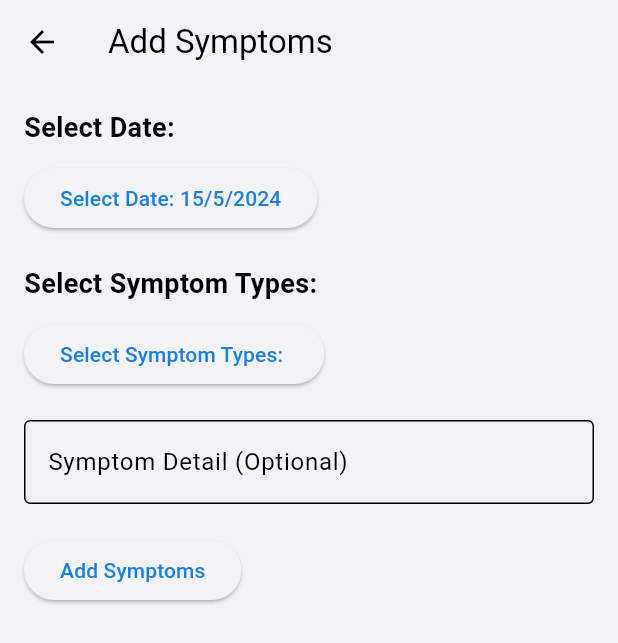
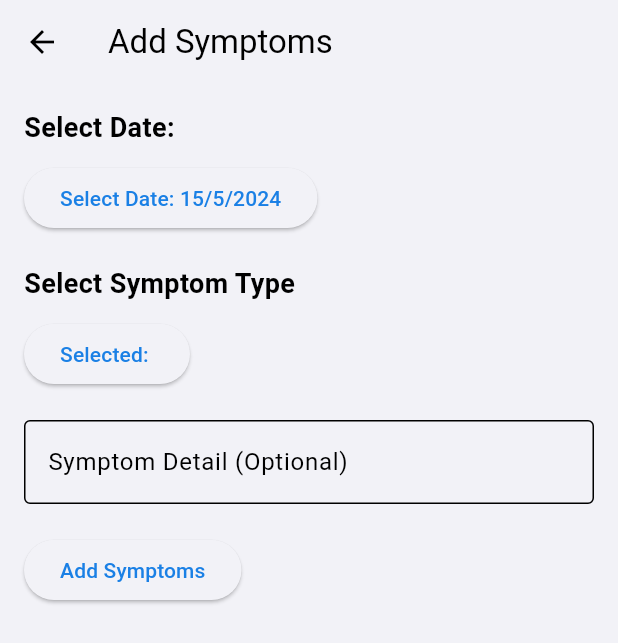
Before and after one commit to KeremTamirci/ImmunotherapyApp, a Flutter app: the AddSymptomsPage screen opened directly, on a phone screen of 412 x 824 dp. Shown: the top 643 px of the screen. Run offline on Flutter 3.47's test engine with Material 3 defaults, Android fonts, the phone set to English and light mode, and no system bars; our stand-ins replace cloud_firestore, firebase_auth, firebase_core, firebase_messaging, fl_chart, flutter_local_notifications and 1 more; missing offline and left inert: flutter_material_pickers; accounts and stored records are empty; generated files the repository leaves out were written again.

Commit message:
Symptom page translations

```diff
--- a/immunotheraphy_app/lib/l10n/app_en.arb
+++ b/immunotheraphy_app/lib/l10n/app_en.arb
@@ -69,7 +69,10 @@
     "kalbinCokHizliAtimlari": "Rapid Heartbeat",
     "tansiyonDusmesi": "Hypotension",
     "bayginlikHissi": "Feeling Faint",
-    "bayilma": "Fainting"
+    "bayilma": "Fainting",
+    "addSymptoms": "Add Symptoms",
+    "symptomDetail": "Symptom Detail (Optional)",
+    "selected": "Selected"
 
 
  }
--- a/immunotheraphy_app/lib/l10n/app_tr.arb
+++ b/immunotheraphy_app/lib/l10n/app_tr.arb
@@ -57,7 +57,10 @@
     "kalbinCokHizliAtimlari": "Kalbin çok hızlı atımları",
     "tansiyonDusmesi": "Tansiyon düşmesi",
     "bayginlikHissi": "Baygınlık hissi",
-    "bayilma": "Bayılma"
+    "bayilma": "Bayılma",
+    "addSymptoms": "Semptomları Ekle",
+    "symptomDetail": "Semptom Detayı (Opsiyonel)",
+    "selected": "Semptomlar"
 
 
 
--- a/immunotheraphy_app/lib/patient/screens/add_symptom_page.dart
+++ b/immunotheraphy_app/lib/patient/screens/add_symptom_page.dart
@@ -2,6 +2,8 @@
 import 'package:flutter_material_pickers/flutter_material_pickers.dart';
 import 'package:firebase_auth/firebase_auth.dart';
 import 'package:immunotheraphy_app/patient/utils/database_controller.dart';
+import 'package:flutter_gen/gen_l10n/app_localizations.dart';
+
 
 class AddSymptomsPage extends StatefulWidget {
   const AddSymptomsPage({Key? key}) : super(key: key);
@@ -50,12 +52,30 @@
   }
 
   Future<void> _showSymptomTypePicker() async {
-    List<String> allSymptomTypes = ['Fever', 'Cough', 'Headache', 'Fatigue', 'Other'];
+    List<String> allSymptomTypes = [
+  AppLocalizations.of(context)!.urtiker,
+  AppLocalizations.of(context)!.anjiyoOdem,
+  AppLocalizations.of(context)!.kasinti,
+  AppLocalizations.of(context)!.kizariklik,
+  AppLocalizations.of(context)!.burunAkitmasi,
+  AppLocalizations.of(context)!.hapsirik,
+  AppLocalizations.of(context)!.oksuruk,
+  AppLocalizations.of(context)!.hirilti,
+  AppLocalizations.of(context)!.nefesDarligi,
+  AppLocalizations.of(context)!.gogusAgri,
+  AppLocalizations.of(context)!.karinAgri,
+  AppLocalizations.of(context)!.kusma,
+  AppLocalizations.of(context)!.ishal,
+  AppLocalizations.of(context)!.kalbinCokHizliAtimlari,
+  AppLocalizations.of(context)!.tansiyonDusmesi,
+  AppLocalizations.of(context)!.bayginlikHissi,
+  AppLocalizations.of(context)!.bayilma,
+];
 
     await showMaterialCheckboxPicker(
       context: context,
       items: allSymptomTypes,
-      title: "Semptomlarınızı Seçin",
+      title: AppLocalizations.of(context)!.selectSymptomType,
       selectedItems: _selectedSymptomTypes,
       onChanged: (List<String> value) {
         setState(() {
@@ -111,7 +131,7 @@
   Widget build(BuildContext context) {
     return Scaffold(
       appBar: AppBar(
-        title: const Text('Add Symptoms'),
+        title:  Text(AppLocalizations.of(context)!.addSymptoms),
       ),
       body: Padding(
         padding: const EdgeInsets.all(16.0),
@@ -128,20 +148,23 @@
               child: Text('Select Date: ${_selectedDate.day}/${_selectedDate.month}/${_selectedDate.year}'),
             ),
             const SizedBox(height: 20),
-            const Text(
-              'Select Symptom Types:',
-              style: TextStyle(fontSize: 18, fontWeight: FontWeight.bold),
+            Text(
+              AppLocalizations.of(context)!.selectSymptomType,
+              style: const TextStyle(fontSize: 18, fontWeight: FontWeight.bold),
             ),
             const SizedBox(height: 10),
             ElevatedButton(
               onPressed: _showSymptomTypePicker,
-              child: Text('Select Symptom Types: ${_selectedSymptomTypes.join(", ")}'),
+            child: Text(
+              '${AppLocalizations.of(context)!.selected}: ${_selectedSymptomTypes.join(", ")}'
+            ),
+
             ),
             const SizedBox(height: 20),
             TextField(
-              decoration: const InputDecoration(
-                labelText: 'Symptom Detail (Optional)',
-                border: OutlineInputBorder(),
+              decoration:  InputDecoration(
+                labelText: AppLocalizations.of(context)!.symptomDetail,
+                border: const OutlineInputBorder(),
               ),
               onChanged: (value) {
                 _symptomDetail = value;
@@ -150,7 +173,7 @@
             const SizedBox(height: 20),
             ElevatedButton(
               onPressed: _addSymptoms,
-              child: const Text('Add Symptoms'),
+              child:  Text(AppLocalizations.of(context)!.addSymptoms),
             ),
           ],
         ),
```
